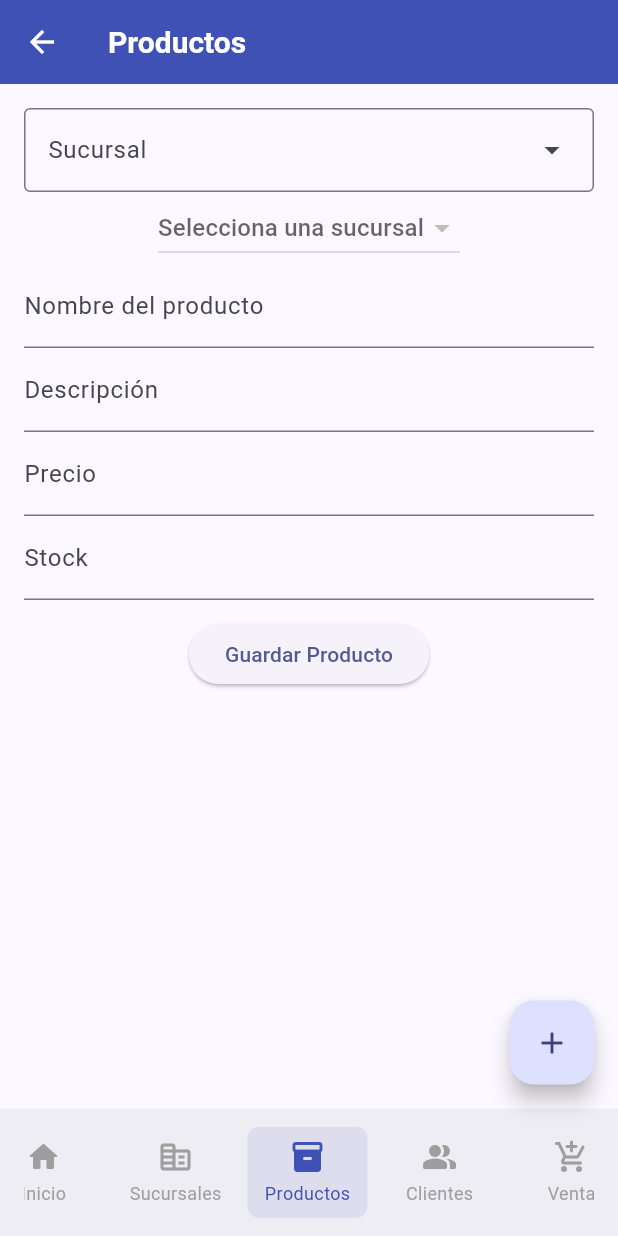
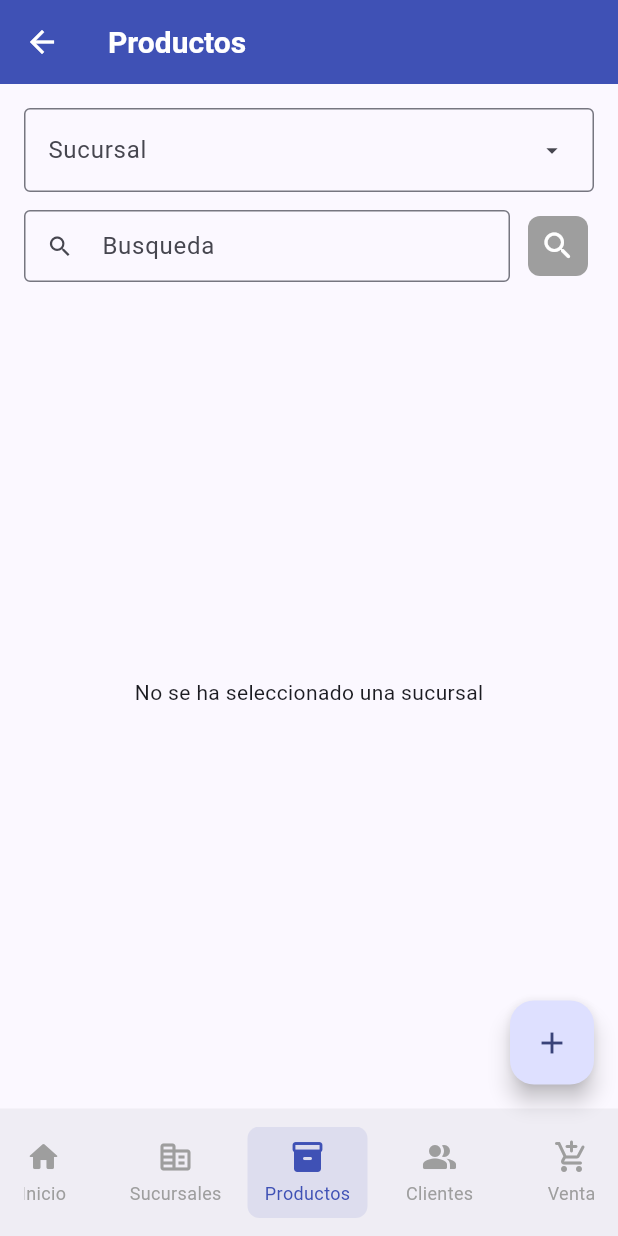
Before and after one commit to TheSunrich/proyecto_final_android, a Flutter app: the SucursalScreen screen opened by its route, after a tap on "Productos", on a phone screen of 412 x 824 dp. Run offline on Flutter 3.47's test engine with Material 3 defaults, Android fonts, the phone set to English and light mode, and no system bars; our stand-ins replace sqflite; accounts and stored records are empty.

Commit message:
Implementación y corrección de ui en productos

```diff
--- a/lib/data/models/producto.dart
+++ b/lib/data/models/producto.dart
@@ -5,6 +5,7 @@ class Producto {
   final double precio;
   final int stock;
   final int idSucursal;
+  final bool isActive;
 
   Producto({
     this.id,
@@ -13,6 +14,7 @@ class Producto {
     required this.precio,
     required this.stock,
     required this.idSucursal,
+    this.isActive = true,
   });
 
   factory Producto.fromJson(Map<String, dynamic> map) {
@@ -23,6 +25,7 @@ class Producto {
       precio: map['precio'],
       stock: map['stock'],
       idSucursal: map['id_sucursal'],
+      isActive: map['is_active'] == 1,
     );
   }
 
@@ -34,6 +37,7 @@ class Producto {
       'precio': precio,
       'stock': stock,
       'id_sucursal': idSucursal,
+      'is_active': isActive ? 1 : 0,
     };
   }
 }
--- a/lib/data/models/venta.dart
+++ b/lib/data/models/venta.dart
@@ -5,15 +5,17 @@ class Venta {
   final int? idCliente;
   final String metodoPago;
   final double total;
+  final DateTime? createdAt;
 
   Venta({
     this.id,
     required this.fecha,
     required this.idSucursal,
-    required this.idCliente,
+    this.idCliente,
     required this.metodoPago,
     required this.total,
-  });
+    DateTime? createdAt,
+  }) : createdAt = createdAt ?? DateTime.now();
 
   Map<String, dynamic> toJson() {
     return {
@@ -23,6 +25,7 @@ class Venta {
       'id_cliente': idCliente,
       'metodo_pago': metodoPago,
       'total': total,
+      'created_at': createdAt?.toIso8601String(),
     };
   }
 
@@ -34,6 +37,9 @@ class Venta {
       idCliente: map['id_cliente'],
       metodoPago: map['metodo_pago'],
       total: map['total'],
+      createdAt: map['created_at'] != null
+          ? DateTime.parse(map['created_at'])
+          : null,
     );
   }
 }
--- a/lib/ui/components/sucursal/sucursal_list_item.dart
+++ b/lib/ui/components/sucursal/sucursal_list_item.dart
@@ -21,8 +21,8 @@ class SucursalListItem extends StatelessWidget {
         subtitle: Text(sucursal.ubicacion),
         trailing: IconButton(
           icon: const Icon(Icons.edit_rounded),
-          onPressed: () {
-            Navigator.pushNamed(context, '/sucursal/save', arguments: sucursal)
+          onPressed: () async {
+            await Navigator.pushNamed(context, '/sucursal/save', arguments: sucursal)
                 as Sucursal?;
             reload();
           },
--- a/lib/ui/screens/producto/producto_screen.dart
+++ b/lib/ui/screens/producto/producto_screen.dart
@@ -2,6 +2,7 @@ import 'package:flutter/material.dart';
 import 'package:proyecto_final/core/database/database_helper.dart';
 import 'package:proyecto_final/data/models/producto.dart';
 import 'package:proyecto_final/data/models/sucursal.dart';
+import 'package:proyecto_final/ui/components/producto/producto_list.dart';
 
 import '../../components/navbar/bottom_nav_bar.dart';
 
@@ -14,10 +15,7 @@ class ProductoScreen extends StatefulWidget {
 
 class _ProductoScreenState extends State<ProductoScreen> {
   final _searchController = TextEditingController();
-  final _nombreController = TextEditingController();
-  final _descripcionController = TextEditingController();
-  final _precioController = TextEditingController();
-  final _stockController = TextEditingController();
+  bool _isLoading = false;
 
   int? _sucursalSeleccionadaId;
   List<Sucursal> _sucursales = [];
@@ -29,48 +27,50 @@ class _ProductoScreenState extends State<ProductoScreen> {
     _cargarSucursales();
   }
 
+  @override
+  void dispose() {
+    _searchController.dispose();
+    super.dispose();
+  }
+
   Future<void> _cargarSucursales() async {
     final data = await DatabaseHelper().obtenerSucursales();
     setState(() {
       _sucursales = data;
       if (_sucursales.isNotEmpty) {
-        _sucursalSeleccionadaId ??= _sucursales.first.id;
         _cargarProductos();
       }
     });
   }
 
   Future<void> _cargarProductos() async {
-    if (_sucursalSeleccionadaId == null) return;
+    setState(() {
+      _isLoading = true;
+    });
+
+    if (_sucursalSeleccionadaId != null) {
       final data = await DatabaseHelper().obtenerProductosPorSucursal(
         _sucursalSeleccionadaId!,
+        _searchController.text.trim(),
+        true,
       );
       setState(() {
         _productos = data;
       });
     }
+    setState(() {
+      _isLoading = false;
+    });
+  }
 
-  Future<void> _guardarProducto() async {
-    if (_nombreController.text.isEmpty ||
-        _precioController.text.isEmpty ||
-        _stockController.text.isEmpty ||
-        _sucursalSeleccionadaId == null)
-      return;
-
-    final producto = Producto(
-      nombre: _nombreController.text,
-      descripcion: _descripcionController.text,
-      precio: double.tryParse(_precioController.text) ?? 0,
-      stock: int.tryParse(_stockController.text) ?? 0,
-      idSucursal: _sucursalSeleccionadaId!,
-    );
-
-    await DatabaseHelper().insertarProducto(producto);
-    _nombreController.clear();
-    _descripcionController.clear();
-    _precioController.clear();
-    _stockController.clear();
-    _cargarProductos();
+  Future<void> _eliminarProducto(int id) async {
+    setState(() {
+      _isLoading = true;
+    });
+    await DatabaseHelper().eliminarProducto(id);
+    setState(() {
+      _isLoading = false;
+    });
   }
 
   @override
@@ -83,7 +83,10 @@ class _ProductoScreenState extends State<ProductoScreen> {
           children: [
             DropdownMenu<Sucursal>(
               width: double.infinity,
-              controller: _searchController,
+              inputDecorationTheme: const InputDecorationTheme(
+                border: OutlineInputBorder(),
+                isDense: true,
+              ),
               label: const Text('Sucursal'),
               onSelected: (Sucursal? val) {
                 setState(() {
@@ -95,68 +98,76 @@ class _ProductoScreenState extends State<ProductoScreen> {
                   _sucursales
                       .map(
                         (s) => DropdownMenuEntry<Sucursal>(
-
                           value: s,
                           label: s.nombre,
                         ),
                       )
                       .toList(),
             ),
-            DropdownButton<int>(
-              value: _sucursalSeleccionadaId,
-              hint: const Text('Selecciona una sucursal'),
-              items:
-                  _sucursales.map((s) {
-                    return DropdownMenuItem<int>(
-                      value: s.id,
-                      child: Text(s.nombre!),
-                    );
-                  }).toList(),
-              onChanged: (val) {
-                setState(() {
-                  _sucursalSeleccionadaId = val;
-                  _cargarProductos();
-                });
+            const SizedBox(height: 12),
+            Row(
+              children: [
+                Expanded(
+                  child: TextField(
+                    controller: _searchController,
+                    decoration: InputDecoration(
+                      isDense: true,
+                      labelText: 'Busqueda',
+                      prefixIcon: Icon(Icons.search),
+                      border: OutlineInputBorder(),
+                      hintText: 'Buscar sucursal',
+                      hintStyle: TextStyle(color: Colors.grey),
+                      suffixIcon: _searchController.text.trim().isNotEmpty ? InkWell(
+                        borderRadius: BorderRadius.circular(100),
+                        radius: 10,
+                        onTap: () {
+                          _searchController.clear();
+                          FocusScope.of(context).unfocus();
+                          _cargarSucursales();
                         },
-            ),
-            TextField(
-              controller: _nombreController,
-              decoration: const InputDecoration(
-                labelText: 'Nombre del producto',
+
+                        child: Icon(Icons.clear_rounded),
+                      ) : null,
                     ),
                   ),
-            TextField(
-              controller: _descripcionController,
-              decoration: const InputDecoration(labelText: 'Descripción'),
                 ),
-            TextField(
-              controller: _precioController,
-              decoration: const InputDecoration(labelText: 'Precio'),
-              keyboardType: TextInputType.number,
+                const SizedBox(width: 8),
+                IconButton(
+                  onPressed:
+                      _isLoading || _sucursalSeleccionadaId == null || _productos.isEmpty
+                          ? null
+                          : _cargarSucursales,
+                  icon: Icon(Icons.search_rounded),
+                  style: IconButton.styleFrom(
+                    backgroundColor: Colors.indigo,
+                    foregroundColor: Colors.white,
+                    disabledBackgroundColor: Colors.grey,
+                    disabledForegroundColor: Colors.white,
+                    shape: RoundedRectangleBorder(
+                      borderRadius: BorderRadius.circular(8),
                     ),
-            TextField(
-              controller: _stockController,
-              decoration: const InputDecoration(labelText: 'Stock'),
-              keyboardType: TextInputType.number,
+                  ),
+                ),
+              ],
             ),
             const SizedBox(height: 12),
-            ElevatedButton(
-              onPressed: _guardarProducto,
-              child: const Text('Guardar Producto'),
+            _isLoading
+                ? Expanded(child: Center(child: CircularProgressIndicator()))
+                : _sucursalSeleccionadaId == null
+                ? Expanded(
+                  child: Center(
+                    child: Text('No se ha seleccionado una sucursal'),
                   ),
-            const SizedBox(height: 16),
-            Expanded(
-              child: ListView.builder(
-                itemCount: _productos.length,
-                itemBuilder: (context, index) {
-                  final p = _productos[index];
-                  return ListTile(
-                    title: Text(p.nombre),
-                    subtitle: Text(
-                      'Precio: \$${p.precio} - Stock: ${p.stock}',
-                    ),
-                  );
-                },
+                )
+                : _productos.isEmpty
+                ? Expanded(
+                  child: Center(child: Text('No hay productos registrados')),
+                )
+                : Expanded(
+                  child: ProductoList(
+                    productos: _productos,
+                    reload: _cargarProductos,
+                    delete: _eliminarProducto,
                   ),
                 ),
           ],
@@ -165,7 +176,35 @@ class _ProductoScreenState extends State<ProductoScreen> {
       bottomNavigationBar: BottomNavBar(),
       floatingActionButton: FloatingActionButton(
         onPressed: () async {
-          final res = await Navigator.pushNamed(context, '/producto/save');
+          if (_sucursalSeleccionadaId == null) {
+            ScaffoldMessenger.of(context).showSnackBar(
+              const SnackBar(
+                content: Text('Seleccione una sucursal primero'),
+                duration: Duration(seconds: 2),
+                backgroundColor: Colors.red,
+                padding: EdgeInsets.all(16),
+                shape: RoundedRectangleBorder(
+                  borderRadius: BorderRadius.vertical(top: Radius.circular(12)),
+                ),
+                elevation: 5,
+              ),
+              snackBarAnimationStyle: AnimationStyle(
+                curve: Curves.easeIn,
+                duration: Duration(milliseconds: 500),
+                reverseCurve: Curves.easeOut,
+                reverseDuration: Duration(milliseconds: 500),
+              ),
+            );
+            return;
+          }
+          final res = await Navigator.pushNamed(
+            context,
+            '/producto/save',
+            arguments: {
+              'producto': null,
+              'idSucursal': _sucursalSeleccionadaId,
+            },
+          );
           if (res == true) {
             _cargarProductos();
           }
--- a/lib/ui/screens/sucursal/sucursal_save_screen.dart
+++ b/lib/ui/screens/sucursal/sucursal_save_screen.dart
@@ -35,10 +35,6 @@ class _SucursalSaveScreenState extends State<SucursalSaveScreen> {
   }
 
   Future<void> _guardarSucursal() async {
-    print('${_nombreController.text} ${_nombreController.text.trim().isEmpty}');
-    print(
-      '${_ubicacionController.text} ${_ubicacionController.text.trim().isEmpty}',
-    );
     if (!_formKey.currentState!.validate() ||
         _nombreController.text.trim().isEmpty ||
         _ubicacionController.text.trim().isEmpty) {
--- a/lib/ui/screens/sucursal/sucursal_screen.dart
+++ b/lib/ui/screens/sucursal/sucursal_screen.dart
@@ -54,7 +54,7 @@ class _SucursalScreenState extends State<SucursalScreen> {
                       border: OutlineInputBorder(),
                       hintText: 'Buscar sucursal',
                       hintStyle: TextStyle(color: Colors.grey),
-                      suffixIcon: InkWell(
+                      suffixIcon: _searchController.text.trim().isNotEmpty ? InkWell(
                         borderRadius: BorderRadius.circular(100),
                         radius: 10,
                         onTap: () {
@@ -64,7 +64,7 @@ class _SucursalScreenState extends State<SucursalScreen> {
                         },
 
                         child: Icon(Icons.clear_rounded),
-                      ),
+                      ) : null,
                     ),
                   ),
                 ),
```
Also changed, not shown: lib/core/database/database_helper.dart (+41 -7 lines), lib/main.dart (+25 -10 lines), lib/ui/components/producto/producto_list.dart (added, +25 -0 lines), lib/ui/components/producto/producto_list_item.dart (added, +73 -0 lines), lib/ui/screens/producto/producto_save_screen.dart (added, +192 -0 lines). Lines whose indentation alone changed are shown as unchanged.
